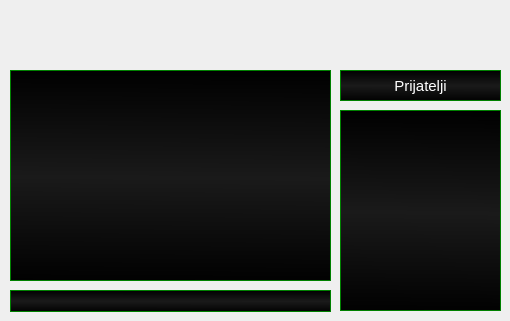
First picture: the form in mainwindow.ui, repository nmhaker/Source-Code, before the edit.
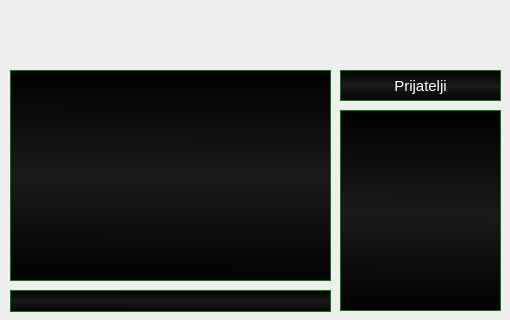
Second picture: the form after the edit. Custom widgets are drawn as their Qt base class.

What changed in the file:
```diff
--- a/mainwindow.ui
+++ b/mainwindow.ui
@@ -7,19 +7,19 @@
     <x>0</x>
     <y>0</y>
     <width>510</width>
-    <height>321</height>
+    <height>320</height>
    </rect>
   </property>
   <property name="minimumSize">
    <size>
-    <width>500</width>
-    <height>300</height>
+    <width>510</width>
+    <height>320</height>
    </size>
   </property>
   <property name="maximumSize">
    <size>
-    <width>545</width>
-    <height>350</height>
+    <width>510</width>
+    <height>320</height>
    </size>
   </property>
   <property name="baseSize">
```
